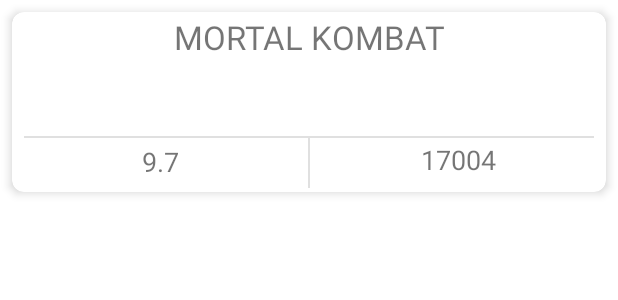
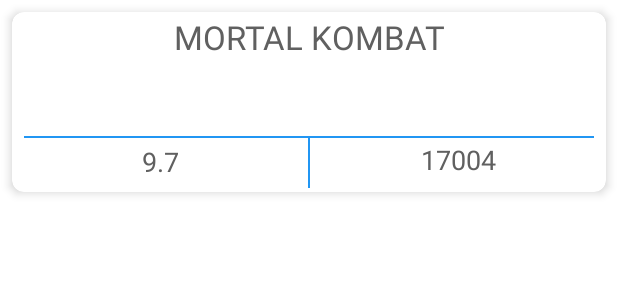
Before and after one commit to adanfernandez/MyMovie, an Android app: the layout card_film_item.xml on its own in the app's theme, with its tools: preview values and no code run, on a phone screen of 412 x 824 dp. Shown: the top 300 px of the screen. Run offline under Robolectric (Android 15) with nearby library versions, the phone set to English and light mode, and no system bars.

Commit message:
fix all issues

```diff
--- a/app/src/main/res/layout/activity_login.xml
+++ b/app/src/main/res/layout/activity_login.xml
@@ -82,7 +82,7 @@
             android:clickable="true"
             android:focusable="true"
             android:text="@string/login_go_register"
-            android:textColor="@color/dark_700" />
+            android:textColor="@color/dark_200" />
 
     </LinearLayout>
 
--- a/app/src/main/res/layout/activity_register.xml
+++ b/app/src/main/res/layout/activity_register.xml
@@ -107,7 +107,7 @@
             android:layout_width="match_parent"
             android:layout_height="wrap_content"
             android:text="@string/register_go_login"
-            android:textColor="@color/dark_700" />
+            android:textColor="@color/dark_200" />
 
     </LinearLayout>
 
--- a/app/src/main/res/layout/card_film_item.xml
+++ b/app/src/main/res/layout/card_film_item.xml
@@ -20,7 +20,7 @@
             android:layout_marginStart="8dp"
             android:layout_marginEnd="8dp"
             android:layout_marginBottom="36dp"
-            android:background="?android:attr/listDivider"
+            android:background="@color/blue_700"
             card_view:layout_constraintBottom_toBottomOf="parent"
             card_view:layout_constraintEnd_toEndOf="parent"
             card_view:layout_constraintHorizontal_bias="1.0"
@@ -33,7 +33,7 @@
             android:layout_marginStart="8dp"
             android:layout_marginEnd="8dp"
             android:layout_marginBottom="8dp"
-            android:background="?android:attr/listDivider"
+            android:background="@color/blue_700"
             card_view:layout_constraintBottom_toBottomOf="parent"
             card_view:layout_constraintEnd_toEndOf="parent"
             card_view:layout_constraintStart_toStartOf="parent"
@@ -54,6 +54,7 @@
             card_view:layout_constraintBottom_toBottomOf="parent"
             card_view:layout_constraintEnd_toStartOf="@+id/divider3"
             card_view:layout_constraintStart_toStartOf="parent"
+            android:textColor="@color/dark_500"
             card_view:layout_constraintTop_toTopOf="@+id/divider3"
             tools:ignore="HardcodedText" />
 
@@ -68,6 +69,7 @@
             android:text="17004"
             android:textAlignment="center"
             android:textSize="18sp"
+            android:textColor="@color/dark_500"
             card_view:layout_constraintBottom_toBottomOf="parent"
             card_view:layout_constraintEnd_toEndOf="parent"
             card_view:layout_constraintStart_toEndOf="@+id/divider3"
@@ -85,6 +87,7 @@
             android:textAlignment="center"
             android:textAllCaps="true"
             android:textSize="22sp"
+            android:textColor="@color/dark_500"
             card_view:layout_constraintBottom_toTopOf="@+id/divider2"
             card_view:layout_constraintEnd_toEndOf="parent"
             card_view:layout_constraintStart_toStartOf="parent"
--- a/app/src/main/res/values-night/themes.xml
+++ b/app/src/main/res/values-night/themes.xml
@@ -1,13 +1,14 @@
 <resources xmlns:tools="http://schemas.android.com/tools">
     <!-- Base application theme. -->
-    <style name="Theme.MyMovie" parent="Theme.MaterialComponents.DayNight.DarkActionBar">
+
+    <style name="Theme.MyMovie" parent="Theme.MaterialComponents.NoActionBar">
         <!-- Primary brand color. -->
-        <item name="colorPrimary">@color/purple_200</item>
-        <item name="colorPrimaryVariant">@color/purple_700</item>
+        <item name="colorPrimary">@color/blue_200</item>
+        <item name="colorPrimaryVariant">@color/blue_700</item>
         <item name="colorOnPrimary">@color/black</item>
         <!-- Secondary brand color. -->
-        <item name="colorSecondary">@color/teal_200</item>
-        <item name="colorSecondaryVariant">@color/teal_200</item>
+        <item name="colorSecondary">@color/blue_200</item>
+        <item name="colorSecondaryVariant">@color/blue_700</item>
         <item name="colorOnSecondary">@color/black</item>
         <!-- Status bar color. -->
         <item name="android:statusBarColor" tools:targetApi="l">?attr/colorPrimaryVariant</item>
--- a/app/src/main/res/values/colors.xml
+++ b/app/src/main/res/values/colors.xml
@@ -3,10 +3,13 @@
     <color name="purple_200">#FFBB86FC</color>
     <color name="purple_500">#FF6200EE</color>
     <color name="purple_700">#FF3700B3</color>
-    <color name="teal_200">#FF03DAC5</color>
-    <color name="teal_700">#FF018786</color>
+    <color name="blue_200">#21BAFF</color>
+    <color name="blue_700">#2196F3</color>
+    <color name="blue_900">#3F7EB5</color>
     <color name="black">#FF000000</color>
-    <color name="dark_700">#303030</color>
-    <color name="dark_500">#434343</color>
+    <color name="dark_700">#404040</color>
+    <color name="dark_500">#606060</color>
+    <color name="dark_200">#7C7C7C</color>
     <color name="white">#FFFFFFFF</color>
+    <color name="gray">#B5B7B7</color>
 </resources>
--- a/app/src/main/res/values/themes.xml
+++ b/app/src/main/res/values/themes.xml
@@ -2,8 +2,8 @@
     <!-- Base application theme. -->
     <style name="Theme.MyMovie" parent="Theme.MaterialComponents.DayNight.NoActionBar">
         <!-- Primary brand color. -->
-        <item name="colorPrimary">@color/teal_200</item>
-        <item name="colorPrimaryVariant">@color/teal_700</item>
+        <item name="colorPrimary">@color/blue_200</item>
+        <item name="colorPrimaryVariant">@color/blue_700</item>
         <item name="colorOnPrimary">@color/white</item>
         <!-- Secondary brand color. -->
         <item name="colorSecondary">@color/dark_500</item>
```
Also changed, not shown: 1 other file.
